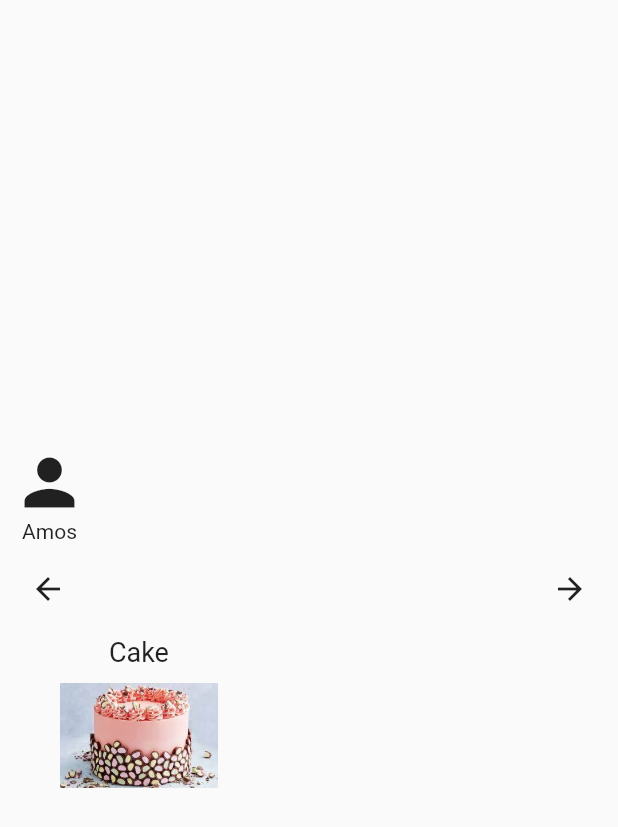
After one commit to shadkasera/receip_app, a Flutter app: the CakeIngredients screen opened directly, on a phone screen of 412 x 824 dp. The commit adds this screen. Shown: the top 827 px of the screen. Run offline on Flutter 3.47's test engine with Material 2 defaults, Android fonts, the phone set to English and light mode, and no system bars.

Commit message:
updated profile dart files

```diff
--- a/lib/homescreen.dart
+++ b/lib/homescreen.dart
@@ -1,4 +1,5 @@
 import 'package:flutter/material.dart';
+import 'package:receip_app/pages/cake_ingredients.dart';
 
 import 'login.dart';
 
@@ -82,9 +83,18 @@ class HomeScreen extends StatelessWidget {
                               style: TextStyle(fontSize: 18),
                             ),
                           ),
-                          Image.asset(
-                            'assets/images/cake.jpeg',
-                            height: 70,
+                          GestureDetector(onTap: () {
+                             Navigator.push(
+                        context,
+                        MaterialPageRoute(
+                          builder: (context) => const CakeIngredients(),
+                        ),
+                      );
+                          },
+                            child: Image.asset(
+                              'assets/images/cake.jpeg',
+                              height: 70,
+                            ),
                           ),
                         ],
                       ),
--- /dev/null
+++ b/lib/pages/cake_ingredients.dart
@@ -0,0 +1,89 @@
+import 'package:flutter/material.dart';
+
+import '../homescreen.dart';
+
+class CakeIngredients extends StatelessWidget {
+  const CakeIngredients({super.key});
+
+  @override
+  Widget build(BuildContext context) {
+    return Scaffold(
+      body: Center(
+        child: SingleChildScrollView(
+          child: Column(
+            mainAxisAlignment: MainAxisAlignment.start,
+            crossAxisAlignment: CrossAxisAlignment.start,
+            children: [
+              Padding(
+                padding: const EdgeInsets.all(8.0),
+                child: Column(
+                  children: const [
+                    Icon(
+                      Icons.person,
+                      size: 50,
+                    ),
+                    Text('Amos'),
+                  ],
+                ),
+              ),
+              const SizedBox(
+                height: 10,
+              ),
+              Padding(
+                padding: const EdgeInsets.symmetric(horizontal: 20),
+                child: Row(
+                  mainAxisAlignment: MainAxisAlignment.spaceBetween,
+                  children: [
+                    GestureDetector(
+                        onTap: () {
+                          Navigator.push(
+                            context,
+                            MaterialPageRoute(
+                              builder: (context) => const HomeScreen(),
+                            ),
+                          );
+                        },
+                        child: const Icon(Icons.arrow_back)),
+                    const Icon(Icons.arrow_forward),
+                  ],
+                ),
+              ),
+
+              const SizedBox(
+                height: 10,
+              ),
+              Padding(
+                padding: const EdgeInsets.symmetric(horizontal: 20),
+                child: Padding(
+                  padding: const EdgeInsets.symmetric(horizontal: 20),
+                  child: Column(
+                    children: [
+                      const Padding(
+                        padding: EdgeInsets.symmetric(vertical: 10),
+                        child: Text(
+                          'Cake',
+                          style: TextStyle(fontSize: 18),
+                        ),
+                      ),
+                      Image.asset(
+                        'assets/images/cake.jpeg',
+                        height: 70,
+                      ),
+                    ],
+                  ),
+                ),
+              ),
+              //another
+
+              //another
+              const SizedBox(
+                height: 10,
+              ),
+              //another
+            ],
+          ),
+        ),
+      ),
+    );
+  }
+}
```
